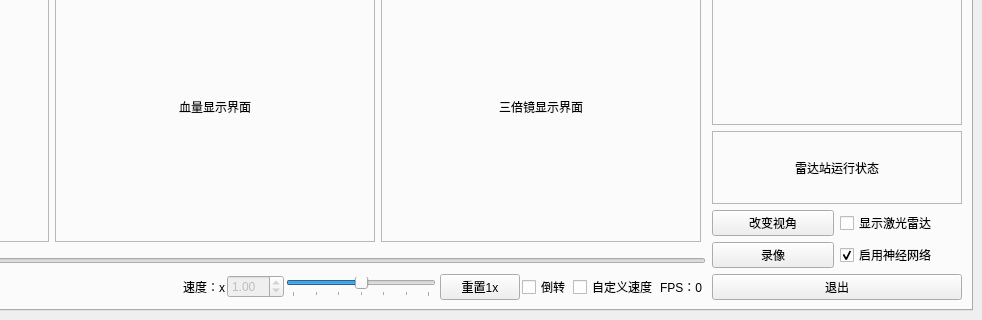
First picture: the form in ui/mainwindow/qt_gen.ui, repository hoshino-lr/hitsz_radar_2022, before the edit; both pictures show x 452 to 1434 and y 520 to 840 of the 1434 by 840 pixel window.
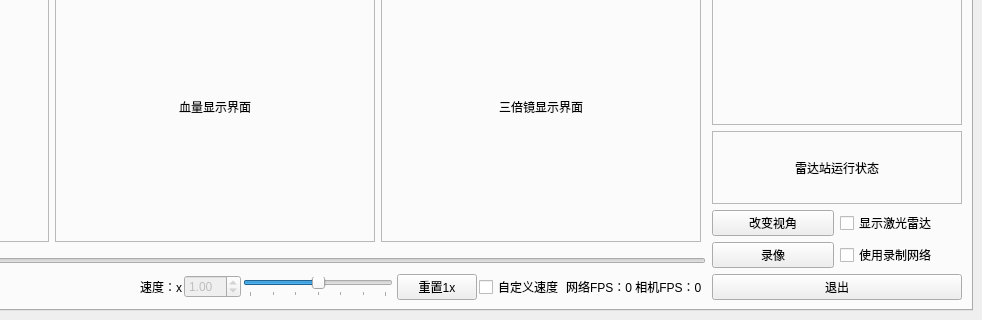
Second picture: the form after the edit.

```diff
--- a/ui/mainwindow/qt_gen.ui
+++ b/ui/mainwindow/qt_gen.ui
@@ -203,13 +203,6 @@
           <property name="horizontalSpacing">
            <number>2</number>
           </property>
-          <item row="1" column="7">
-           <widget class="QCheckBox" name="ReversePlay">
-            <property name="text">
-             <string>倒转</string>
-            </property>
-           </widget>
-          </item>
           <item row="1" column="0">
            <widget class="QPushButton" name="TogglePlay">
             <property name="text">
@@ -217,34 +210,43 @@
             </property>
            </widget>
           </item>
-          <item row="1" column="9">
-           <widget class="QLabel" name="label_2">
-            <property name="text">
-             <string>FPS：0</string>
-            </property>
-           </widget>
-          </item>
-          <item row="0" column="1" colspan="11">
-           <widget class="QSlider" name="TimeSlider">
-            <property name="orientation">
-             <enum>Qt::Horizontal</enum>
-            </property>
-           </widget>
-          </item>
           <item row="1" column="3">
            <widget class="QDoubleSpinBox" name="SpeedSpinBox">
             <property name="enabled">
              <bool>false</bool>
             </property>
+            <property name="minimum">
+             <double>0.010000000000000</double>
+            </property>
+            <property name="maximum">
+             <double>20.000000000000000</double>
+            </property>
+            <property name="singleStep">
+             <double>0.100000000000000</double>
+            </property>
             <property name="value">
              <double>1.000000000000000</double>
             </property>
            </widget>
           </item>
-          <item row="0" column="0">
-           <widget class="QLabel" name="PlayStatus">
+          <item row="1" column="2">
+           <widget class="QLabel" name="speedLabel">
             <property name="text">
-             <string>00:00/00:00</string>
+             <string>速度：x</string>
+            </property>
+           </widget>
+          </item>
+          <item row="1" column="8">
+           <widget class="QLabel" name="FpsStatus">
+            <property name="text">
+             <string>网络FPS：0 相机FPS：0</string>
+            </property>
+           </widget>
+          </item>
+          <item row="0" column="1" colspan="10">
+           <widget class="QSlider" name="TimeSlider">
+            <property name="orientation">
+             <enum>Qt::Horizontal</enum>
             </property>
            </widget>
           </item>
@@ -261,10 +263,24 @@
             </property>
            </spacer>
           </item>
-          <item row="1" column="2">
-           <widget class="QLabel" name="label">
+          <item row="1" column="6">
+           <widget class="QPushButton" name="ResetSpeed">
             <property name="text">
-             <string>速度：x</string>
+             <string>重置1x</string>
+            </property>
+           </widget>
+          </item>
+          <item row="0" column="0">
+           <widget class="QLabel" name="PlayStatus">
+            <property name="text">
+             <string>00:00/00:00</string>
+            </property>
+           </widget>
+          </item>
+          <item row="1" column="7">
+           <widget class="QCheckBox" name="CustomSpeed">
+            <property name="text">
+             <string>自定义速度</string>
             </property>
            </widget>
           </item>
@@ -299,20 +315,6 @@
             </property>
            </widget>
           </item>
-          <item row="1" column="6">
-           <widget class="QPushButton" name="pushButton">
-            <property name="text">
-             <string>重置1x</string>
-            </property>
-           </widget>
-          </item>
-          <item row="1" column="8">
-           <widget class="QCheckBox" name="CustomSpeed">
-            <property name="text">
-             <string>自定义速度</string>
-            </property>
-           </widget>
-          </item>
          </layout>
         </item>
         <item row="0" column="1" rowspan="3">
@@ -412,10 +414,10 @@
             <item row="3" column="1">
              <widget class="QCheckBox" name="UseNet">
               <property name="text">
-               <string>启用神经网络</string>
+               <string>使用录制网络</string>
               </property>
               <property name="checked">
-               <bool>true</bool>
+               <bool>false</bool>
               </property>
              </widget>
             </item>
```
Left out of the diff: 64 changed lines with no effect on the pictures.
